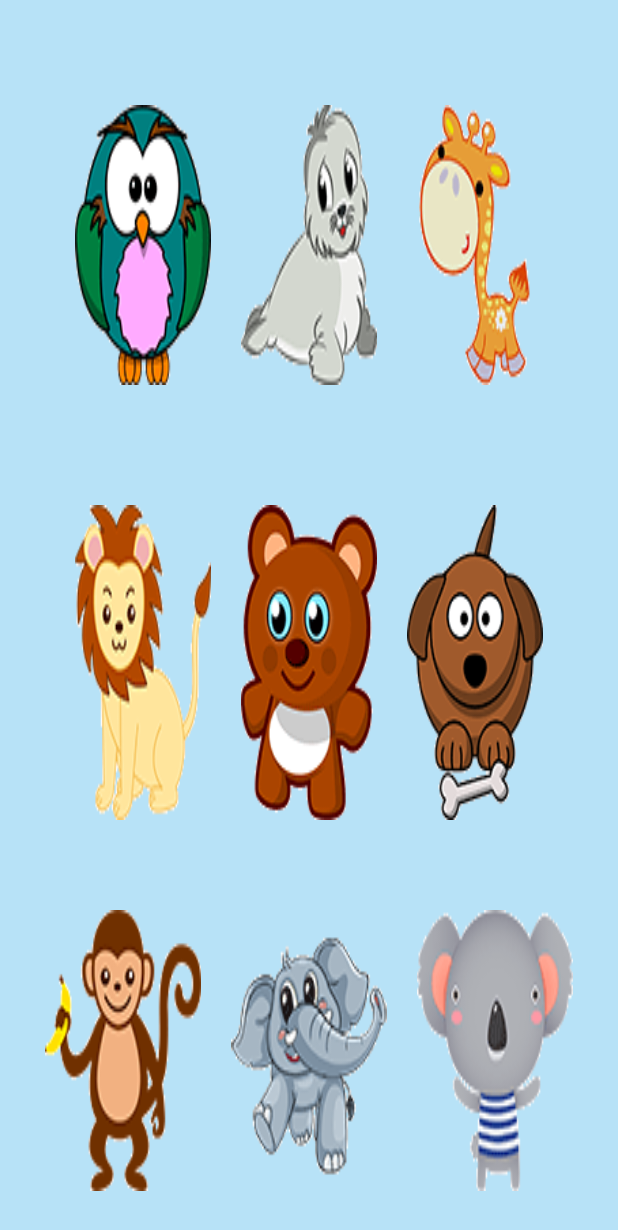
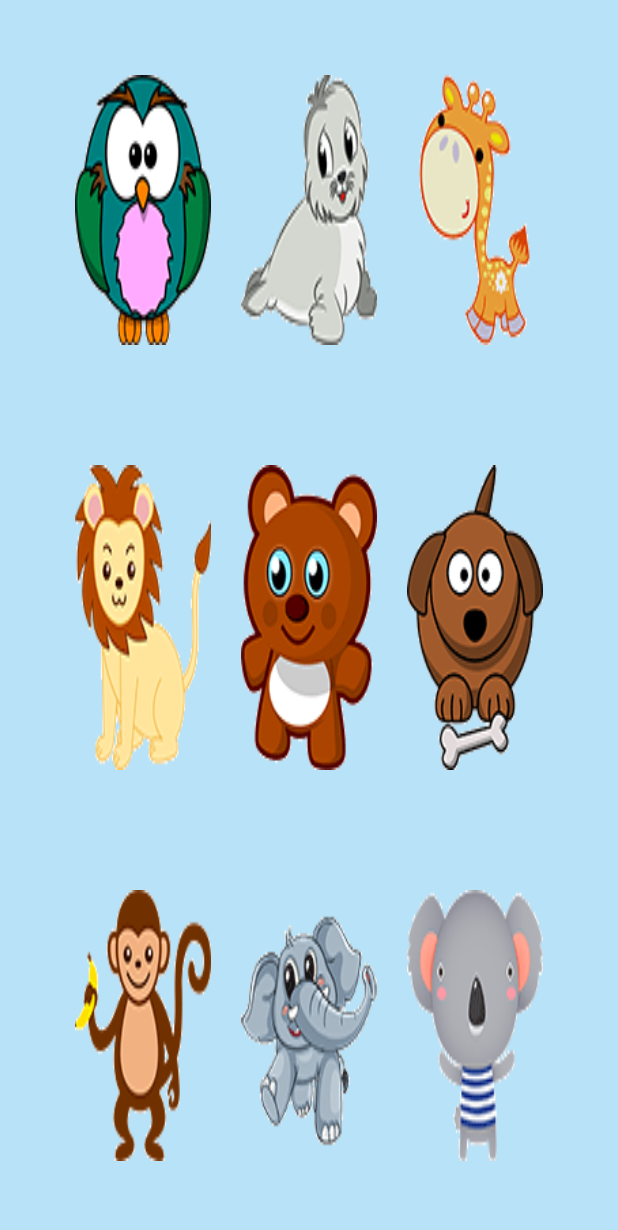
Before and after one commit to HoangTrongMinhDuc/HelloBaby-Mobile-App, an Android app: the fragment ChucNang1Frag shown on its own in the app's theme, on a phone screen of 412 x 824 dp. Shown: the top 1230 px of the screen. Run offline under Robolectric (Android 15) with nearby library versions, the phone set to English and light mode, and no system bars.

Commit message:
Sửa lại chút giao diện

```diff
--- a/app/src/main/res/layout/fragment_chuc_nang1.xml
+++ b/app/src/main/res/layout/fragment_chuc_nang1.xml
@@ -5,7 +5,9 @@
     tools:context="com.example.admin.xmltest.ChucNang1Frag"
     android:orientation="vertical"
     android:background="@color/colorBlueLight"
-    android:padding="20dp"
+    android:paddingRight="20dp"
+    android:paddingLeft="20dp"
+    android:paddingBottom="20dp"
     >
 
     <!-- TODO: Update blank fragment layout -->
@@ -13,11 +15,7 @@
     <TableLayout
         android:layout_width="match_parent"
         android:layout_height="match_parent"
-        android:weightSum="3"
-
-
-        >
-
+        android:weightSum="3">
 
 
         <TableRow
@@ -32,43 +30,42 @@
                 android:id="@+id/imgNum1"
                 android:layout_width="0dp"
                 android:layout_height="match_parent"
+                android:layout_gravity="center"
                 android:layout_marginBottom="10dp"
                 android:layout_marginLeft="10dp"
                 android:layout_marginRight="10dp"
                 android:layout_marginTop="10dp"
+                android:layout_weight="1"
+                android:scaleType="fitXY"
                 android:shadowColor="#ff0000"
                 android:shadowRadius="10"
-                android:scaleType="fitXY"
-                android:src="@mipmap/icon_owl"
-                android:layout_gravity="center"
-                android:layout_weight="1"
-                />
+                android:src="@mipmap/icon_owl" />
 
             <ImageView
                 android:id="@+id/imgNum2"
                 android:layout_width="0dp"
                 android:layout_height="match_parent"
+                android:layout_gravity="center"
                 android:layout_marginBottom="10dp"
                 android:layout_marginLeft="10dp"
                 android:layout_marginRight="10dp"
                 android:layout_marginTop="10dp"
+                android:layout_weight="1"
                 android:scaleType="fitXY"
-                android:src="@mipmap/icon_water_seal"
-                android:layout_gravity="center"
-                android:layout_weight="1"/>
+                android:src="@mipmap/icon_water_seal" />
 
             <ImageView
                 android:id="@+id/imgNum3"
                 android:layout_width="0dp"
                 android:layout_height="match_parent"
+                android:layout_gravity="center"
                 android:layout_marginBottom="10dp"
                 android:layout_marginLeft="10dp"
                 android:layout_marginRight="10dp"
                 android:layout_marginTop="10dp"
+                android:layout_weight="1"
                 android:scaleType="fitXY"
-                android:src="@mipmap/icon_gigraffy"
-                android:layout_gravity="center"
-                android:layout_weight="1"/>
+                android:src="@mipmap/icon_gigraffy" />
 
 
         </TableRow>
@@ -89,9 +86,9 @@
                 android:layout_marginLeft="10dp"
                 android:layout_marginRight="10dp"
                 android:layout_marginTop="10dp"
+                android:layout_weight="1"
                 android:scaleType="fitXY"
-                android:src="@mipmap/icon_lion"
-                android:layout_weight="1"/>
+                android:src="@mipmap/icon_lion" />
 
             <ImageView
                 android:id="@+id/imgNum5"
@@ -101,9 +98,9 @@
                 android:layout_marginLeft="10dp"
                 android:layout_marginRight="10dp"
                 android:layout_marginTop="10dp"
+                android:layout_weight="1"
                 android:scaleType="fitXY"
-                android:src="@mipmap/icon_bear"
-                android:layout_weight="1"/>
+                android:src="@mipmap/icon_bear" />
 
             <ImageView
                 android:id="@+id/imgNum6"
@@ -113,9 +110,9 @@
                 android:layout_marginLeft="10dp"
                 android:layout_marginRight="10dp"
                 android:layout_marginTop="10dp"
+                android:layout_weight="1"
                 android:scaleType="fitXY"
-                android:src="@mipmap/icon_dog"
-                android:layout_weight="1"/>
+                android:src="@mipmap/icon_dog" />
 
 
         </TableRow>
@@ -125,6 +122,7 @@
             android:layout_height="match_parent"
             android:layout_marginTop="20dp"
             android:layout_weight="1"
+            android:padding="20dp"
             android:weightSum="3">
 
             <ImageView
@@ -135,9 +133,9 @@
                 android:layout_marginLeft="10dp"
                 android:layout_marginRight="10dp"
                 android:layout_marginTop="10dp"
+                android:layout_weight="1"
                 android:scaleType="fitXY"
-                android:src="@mipmap/icon_monkey"
-                android:layout_weight="1"/>
+                android:src="@mipmap/icon_monkey" />
 
             <ImageView
                 android:id="@+id/imgNum8"
@@ -147,9 +145,9 @@
                 android:layout_marginLeft="10dp"
                 android:layout_marginRight="10dp"
                 android:layout_marginTop="10dp"
+                android:layout_weight="1"
                 android:scaleType="fitXY"
-                android:src="@mipmap/icon_elephant"
-                android:layout_weight="1"/>
+                android:src="@mipmap/icon_elephant" />
 
             <ImageView
                 android:id="@+id/imgNum9"
@@ -160,9 +158,9 @@
                 android:layout_marginRight="10dp"
                 android:layout_marginTop="10dp"
 
+                android:layout_weight="1"
                 android:scaleType="fitXY"
-                android:src="@mipmap/icon_koala"
-                android:layout_weight="1"/>
+                android:src="@mipmap/icon_koala" />
 
 
         </TableRow>
```
Also changed, not shown: app/src/main/res/mipmap-hdpi/icon_running_rabbit.png (added).
